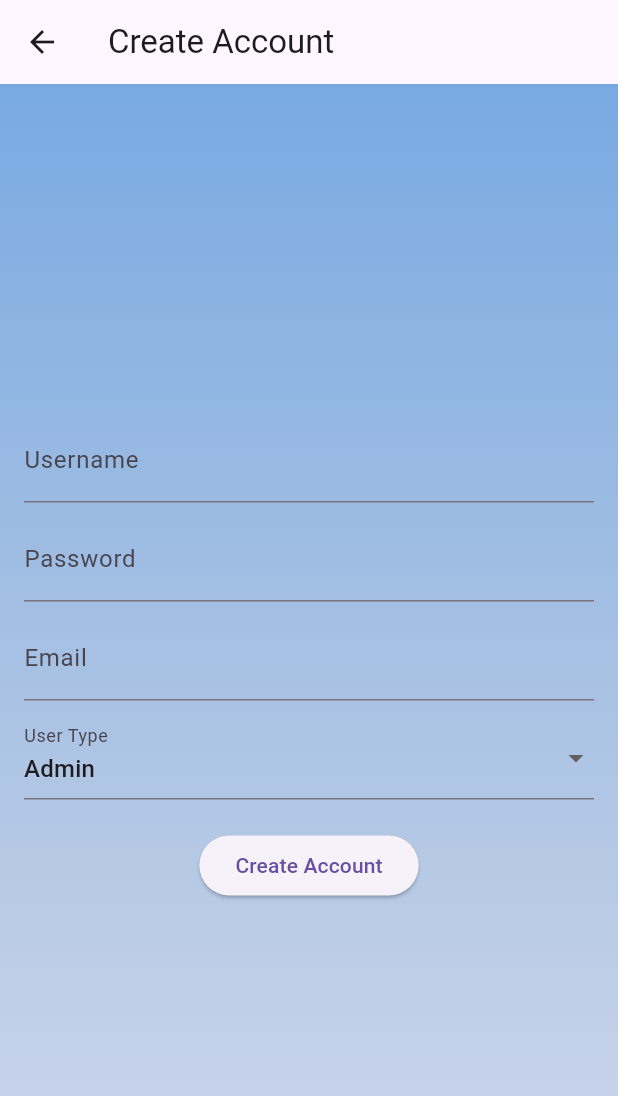
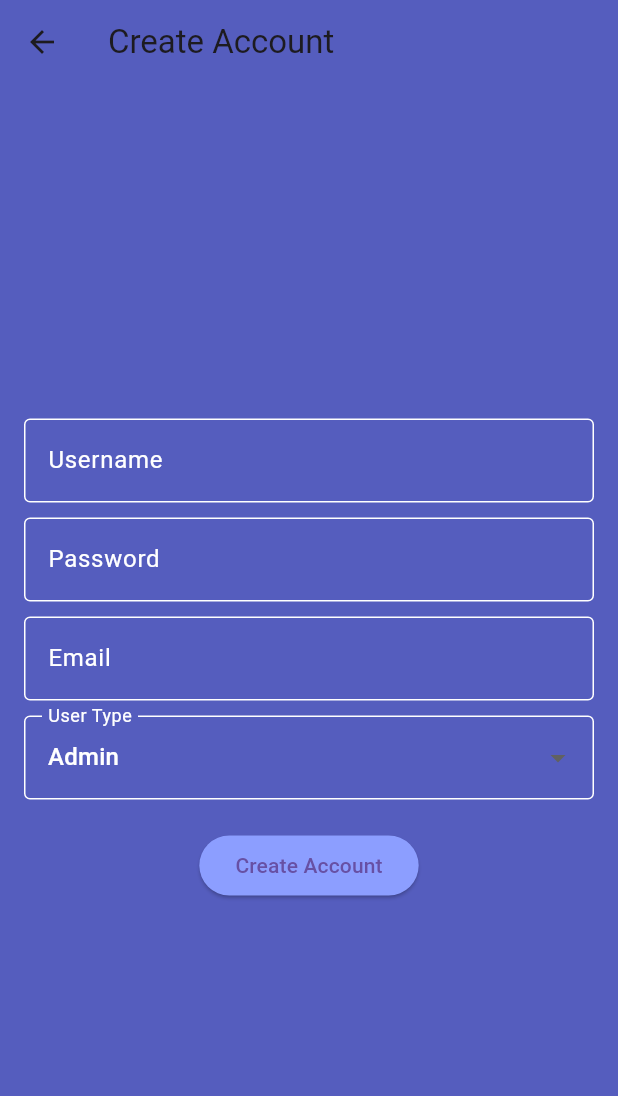
Before and after one commit to regroo/CoBHSv1, a Flutter app: the CreateAccountPage screen opened directly, on a phone screen of 412 x 824 dp. Shown: the top 1096 px of the screen. Run offline on Flutter 3.47's test engine with Material 3 defaults, Android fonts, the phone set to English and light mode, and no system bars; our stand-ins replace cloud_firestore, firebase_auth, firebase_core; accounts and stored records are empty.

Commit message:
more designs

```diff
--- a/lib/admin/createAccount.dart
+++ b/lib/admin/createAccount.dart
@@ -2,6 +2,9 @@ import 'package:flutter/material.dart';
 import 'package:cloud_firestore/cloud_firestore.dart';
 import 'package:crypto/crypto.dart';
 import 'dart:convert';
+
+const Color darkBlue = Color(0xff555dbe);
+const Color lightBlue = Color(0xFF8C9EFF);
 
 class CreateAccountPage extends StatefulWidget {
   @override
@@ -19,18 +22,10 @@ class _CreateAccountPageState extends State<CreateAccountPage> {
     return Scaffold(
       appBar: AppBar(
         title: Text("Create Account"),
+        backgroundColor: darkBlue,
       ),
       body: Container(
-        decoration: BoxDecoration(
-          gradient: LinearGradient(
-            begin: Alignment.topCenter,
-            end: Alignment.bottomCenter,
-            colors: [
-              Color(0xac3884d4),
-              Color(0x485788b7), // Adjust light blue color
-            ],
-          ),
-        ),
+        color: darkBlue,
         child: Padding(
           padding: const EdgeInsets.all(16.0),
           child: Column(
@@ -38,18 +33,57 @@ class _CreateAccountPageState extends State<CreateAccountPage> {
             children: [
               TextField(
                 controller: _usernameController,
-                decoration: InputDecoration(labelText: 'Username'),
+                style: TextStyle(color: Colors.white),
+                decoration: InputDecoration(
+                  labelText: 'Username',
+                  labelStyle: TextStyle(color: Colors.white),
+                  border: OutlineInputBorder(
+                    borderSide: BorderSide(color: Colors.white),
+                  ),
+                  enabledBorder: OutlineInputBorder(
+                    borderSide: BorderSide(color: Colors.white),
+                  ),
+                  focusedBorder: OutlineInputBorder(
+                    borderSide: BorderSide(color: Colors.white),
+                  ),
+                ),
               ),
               SizedBox(height: 10),
               TextField(
                 controller: _passwordController,
                 obscureText: true,
-                decoration: InputDecoration(labelText: 'Password'),
+                style: TextStyle(color: Colors.white),
+                decoration: InputDecoration(
+                  labelText: 'Password',
+                  labelStyle: TextStyle(color: Colors.white),
+                  border: OutlineInputBorder(
+                    borderSide: BorderSide(color: Colors.white),
+                  ),
+                  enabledBorder: OutlineInputBorder(
+                    borderSide: BorderSide(color: Colors.white),
+                  ),
+                  focusedBorder: OutlineInputBorder(
+                    borderSide: BorderSide(color: Colors.white),
+                  ),
+                ),
               ),
               SizedBox(height: 10),
               TextField(
                 controller: _emailController,
-                decoration: InputDecoration(labelText: 'Email'),
+                style: TextStyle(color: Colors.white),
+                decoration: InputDecoration(
+                  labelText: 'Email',
+                  labelStyle: TextStyle(color: Colors.white),
+                  border: OutlineInputBorder(
+                    borderSide: BorderSide(color: Colors.white),
+                  ),
+                  enabledBorder: OutlineInputBorder(
+                    borderSide: BorderSide(color: Colors.white),
+                  ),
+                  focusedBorder: OutlineInputBorder(
+                    borderSide: BorderSide(color: Colors.white),
+                  ),
+                ),
               ),
               SizedBox(height: 10),
               DropdownButtonFormField<String>(
@@ -57,15 +91,17 @@ class _CreateAccountPageState extends State<CreateAccountPage> {
                 items: [
                   DropdownMenuItem<String>(
                     value: 'admin',
-                    child: Text('Admin'),
+                    child: Text('Admin', style: TextStyle(color: Colors.white)),
                   ),
                   DropdownMenuItem<String>(
                     value: 'customer',
-                    child: Text('Customer'),
+                    child:
+                        Text('Customer', style: TextStyle(color: Colors.white)),
                   ),
                   DropdownMenuItem<String>(
                     value: 'student',
-                    child: Text('Student'),
+                    child:
+                        Text('Student', style: TextStyle(color: Colors.white)),
                   ),
                 ],
                 onChanged: (value) {
@@ -73,7 +109,20 @@ class _CreateAccountPageState extends State<CreateAccountPage> {
                     _userType = value!;
                   });
                 },
-                decoration: InputDecoration(labelText: 'User Type'),
+                dropdownColor: darkBlue, // Set dropdown menu background color
+                decoration: InputDecoration(
+                  labelText: 'User Type',
+                  labelStyle: TextStyle(color: Colors.white),
+                  border: OutlineInputBorder(
+                    borderSide: BorderSide(color: Colors.white),
+                  ),
+                  enabledBorder: OutlineInputBorder(
+                    borderSide: BorderSide(color: Colors.white),
+                  ),
+                  focusedBorder: OutlineInputBorder(
+                    borderSide: BorderSide(color: Colors.white),
+                  ),
+                ),
               ),
               SizedBox(height: 20),
               ElevatedButton(
@@ -81,6 +130,9 @@ class _CreateAccountPageState extends State<CreateAccountPage> {
                   createAccount();
                 },
                 child: Text('Create Account'),
+                style: ElevatedButton.styleFrom(
+                  primary: lightBlue,
+                ),
               ),
             ],
           ),
```
Also changed, not shown: lib/admin/deleteAccount.dart (+21 -16 lines), lib/admin/setBookingTimes.dart (+12 -4 lines), lib/start/registerPage.dart (+50 -13 lines).
